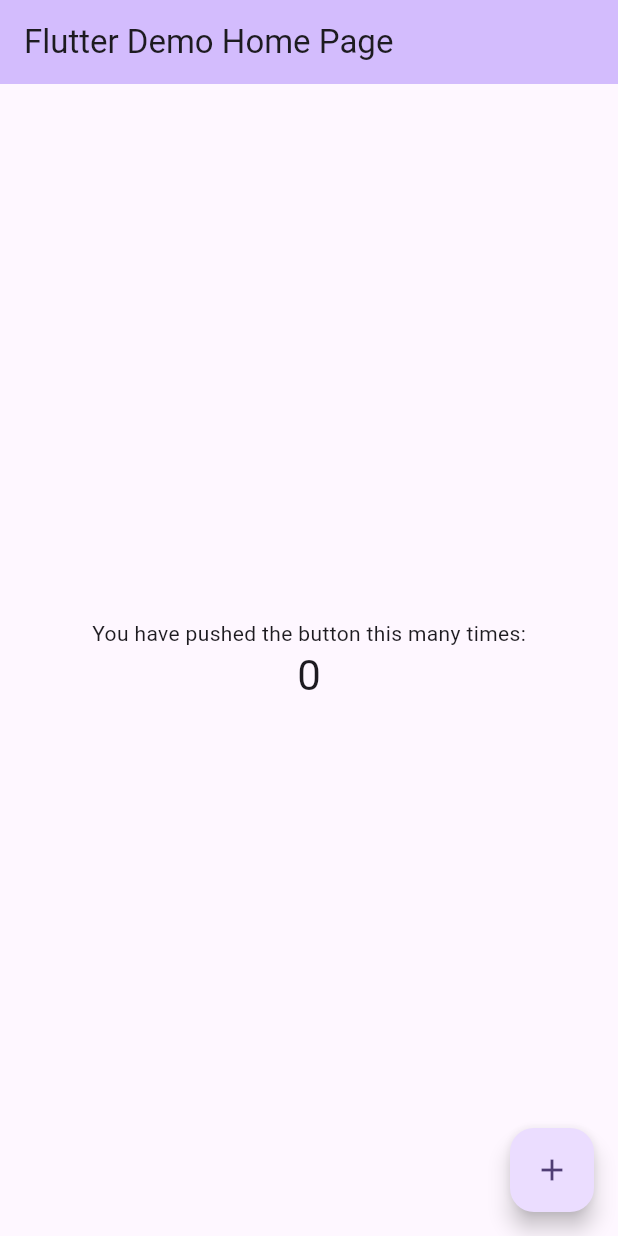
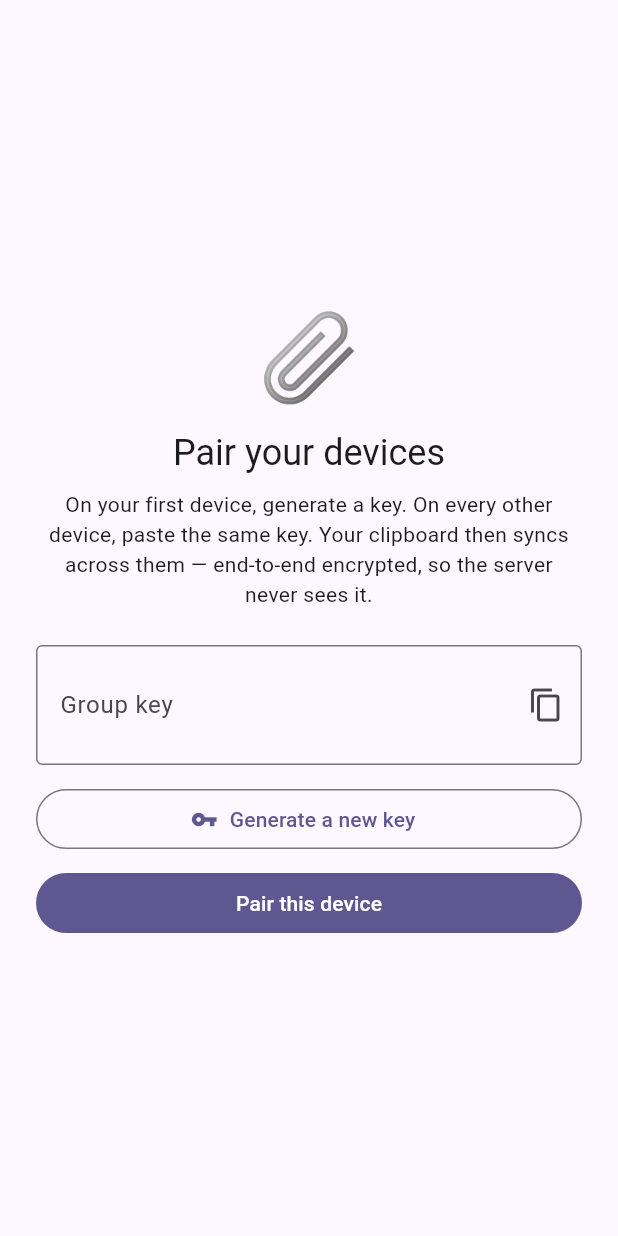
Before and after one commit to alwinpaul1/clippy, a Flutter app: the screen it shows after launch, on a phone screen of 412 x 824 dp. Run offline on Flutter 3.47's test engine with Material 3 defaults, Android fonts, the phone set to English and light mode, and no system bars; our stand-ins replace flutter_secure_storage, shared_preferences; missing offline and left inert: clipboard_watcher, cryptography.

Commit message:
feat(app): wire UI to the live relay (pairing, sync, history) + drop Firebase
Removed firebase_core/auth/firestore + google_sign_in (unused after the Railway
pivot). Added flutter_secure_storage (Keychain/Keystore master key) and
clipboard_watcher (desktop auto-capture). New ClipController orchestrates
PairingKey -> content keys + room token -> WebSocketClipStore(live relay) ->
SyncEngine + HistoryStore. Pairing screen (generate/enter key), home screen
(synced history, tap-to-copy, manual add, add-device). macOS network.client
entitlement so the sandboxed app can reach the relay. 60 tests + analyze green.

Co-Authored-By: Claude Fable 5 <noreply@anthropic.com>
Claude-Session: https://claude.ai/code/session_01MW5kDvfMi4wvQBPs7vRwXN

```diff
--- /dev/null
+++ b/lib/app/clip_controller.dart
@@ -0,0 +1,116 @@
+import 'dart:async';
+import 'dart:convert';
+
+import 'package:clipboard_watcher/clipboard_watcher.dart';
+import 'package:flutter/foundation.dart';
+import 'package:flutter/services.dart';
+
+import '../core/backend/websocket_clip_store.dart';
+import '../core/history/history_item.dart';
+import '../core/history/history_store.dart';
+import '../core/models/clip_event.dart';
+import '../core/pairing/pairing_key.dart';
+import '../core/state/prefs_state_store.dart';
+import '../core/sync/sync_action.dart';
+import '../core/sync/sync_engine.dart';
+import '../platform/flutter_clipboard_writer.dart';
+import 'relay_config.dart';
+
+/// Orchestrates the whole client: pairing key → content keys + room token →
+/// relay connection → SyncEngine (apply-latest) + HistoryStore (browsable list).
+/// On desktop it auto-captures system-clipboard changes; everywhere it applies
+/// incoming clips and exposes the synced history.
+class ClipController extends ChangeNotifier with ClipboardListener {
+  final String deviceId;
+  ClipController({required this.deviceId});
+
+  static const _writer = FlutterClipboardWriter();
+
+  SyncEngine? _engine;
+  HistoryStore? _historyStore;
+  WebSocketClipStore? _store;
+  StreamSubscription? _historySub;
+  StreamSubscription? _incomingSub;
+  bool _watching = false;
+
+  List<HistoryItem> history = const [];
+  bool ready = false;
+
+  bool get isDesktop =>
+      defaultTargetPlatform == TargetPlatform.macOS ||
+      defaultTargetPlatform == TargetPlatform.windows ||
+      defaultTargetPlatform == TargetPlatform.linux;
+
+  Future<void> start(PairingKey pairing) async {
+    final crypto = await pairing.cryptoBox();
+    final roomToken = await pairing.roomToken();
+    final state = await PrefsStateStore.create();
+
+    _engine = SyncEngine(
+      crypto: crypto,
+      state: state,
+      selfDeviceId: deviceId,
+      clock: DateTime.now,
+    );
+    _historyStore = HistoryStore(crypto: crypto, writer: _writer);
+    _store = WebSocketClipStore.connect(Uri.parse(relayUrl), roomToken);
+
+    _historySub = _store!.history.listen((clips) async {
+      history = await _historyStore!.project(clips);
+      notifyListeners();
+    });
+    _incomingSub = _store!.incoming.listen((clip) async {
+      final actions = await _engine!.onRemoteSnapshot(clip);
+      for (final a in actions) {
+        if (a is ApplyToClipboard) await _writer.setText(a.text);
+        // OfferRestore is intentionally not auto-applied.
+      }
+    });
+
+    if (isDesktop) {
+      clipboardWatcher.addListener(this);
+      await clipboardWatcher.start();
+      _watching = true;
+    }
+
+    ready = true;
+    notifyListeners();
+  }
+
+  @override
+  void onClipboardChanged() async {
+    final data = await Clipboard.getData(Clipboard.kTextPlain);
+    final text = data?.text;
+    if (text != null && text.isNotEmpty) await _pushLocal(text);
+  }
+
+  /// Manual capture (phones without background capture, or any device).
+  Future<void> addManual(String text) => _pushLocal(text);
+
+  Future<void> _pushLocal(String text) async {
+    final engine = _engine;
+    final store = _store;
+    if (engine == null || store == null) return;
+    final actions = await engine.onLocalClip(
+      ClipEvent(text: text, byteSize: utf8.encode(text).length),
+    );
+    for (final a in actions) {
+      if (a is UploadClip) await store.append(a.clip);
+    }
+  }
+
+  Future<void> applyItem(HistoryItem item) async =>
+      _historyStore?.applyItem(item);
+
+  @override
+  void dispose() {
+    if (_watching) {
+      clipboardWatcher.removeListener(this);
+      clipboardWatcher.stop();
+    }
+    _historySub?.cancel();
+    _incomingSub?.cancel();
+    _store?.close();
+    super.dispose();
+  }
+}
--- /dev/null
+++ b/lib/app/pairing_page.dart
@@ -0,0 +1,118 @@
+import 'package:flutter/material.dart';
+import 'package:flutter/services.dart';
+
+import '../core/pairing/pairing_key.dart';
+
+/// First-run pairing. One device creates a group key; other devices join by
+/// entering the same key. The key never touches the relay — it only groups your
+/// devices and encrypts your clips.
+class PairingPage extends StatefulWidget {
+  final Future<void> Function(PairingKey) onPaired;
+  const PairingPage({super.key, required this.onPaired});
+
+  @override
+  State<PairingPage> createState() => _PairingPageState();
+}
+
+class _PairingPageState extends State<PairingPage> {
+  final _controller = TextEditingController();
+  bool _busy = false;
+
+  void _generate() {
+    setState(() => _controller.text = PairingKey.generate().toQrPayload());
+  }
+
+  Future<void> _pair() async {
+    final text = _controller.text.trim();
+    PairingKey key;
+    try {
+      key = PairingKey.fromQrPayload(text);
+    } catch (_) {
+      ScaffoldMessenger.of(context).showSnackBar(
+        const SnackBar(content: Text('That does not look like a valid key.')),
+      );
+      return;
+    }
+    setState(() => _busy = true);
+    await widget.onPaired(key);
+  }
+
+  @override
+  Widget build(BuildContext context) {
+    final scheme = Theme.of(context).colorScheme;
+    return Scaffold(
+      body: Center(
+        child: ConstrainedBox(
+          constraints: const BoxConstraints(maxWidth: 460),
+          child: Padding(
+            padding: const EdgeInsets.all(24),
+            child: Column(
+              mainAxisSize: MainAxisSize.min,
+              crossAxisAlignment: CrossAxisAlignment.stretch,
+              children: [
+                Text('📎', style: TextStyle(fontSize: 56, color: scheme.primary),
+                    textAlign: TextAlign.center),
+                const SizedBox(height: 8),
+                Text('Pair your devices',
+                    style: Theme.of(context).textTheme.headlineSmall,
+                    textAlign: TextAlign.center),
+                const SizedBox(height: 8),
+                const Text(
+                  'On your first device, generate a key. On every other device, '
+                  'paste the same key. Your clipboard then syncs across them — '
+                  'end-to-end encrypted, so the server never sees it.',
+                  textAlign: TextAlign.center,
+                ),
+                const SizedBox(height: 24),
+                TextField(
+                  controller: _controller,
+                  minLines: 2,
+                  maxLines: 3,
+                  decoration: InputDecoration(
+                    border: const OutlineInputBorder(),
+                    labelText: 'Group key',
+                    suffixIcon: IconButton(
+                      tooltip: 'Copy',
+                      icon: const Icon(Icons.copy),
+                      onPressed: _controller.text.isEmpty
+                          ? null
+                          : () {
+                              Clipboard.setData(
+                                  ClipboardData(text: _controller.text));
+                              ScaffoldMessenger.of(context).showSnackBar(
+                                const SnackBar(content: Text('Key copied')),
+                              );
+                            },
+                    ),
+                  ),
+                ),
+                const SizedBox(height: 12),
+                OutlinedButton.icon(
+                  onPressed: _busy ? null : _generate,
+                  icon: const Icon(Icons.vpn_key),
+                  label: const Text('Generate a new key'),
+                ),
+                const SizedBox(height: 8),
+                FilledButton(
+                  onPressed: _busy ? null : _pair,
+                  child: _busy
+                      ? const SizedBox(
+                          height: 18,
+                          width: 18,
+                          child: CircularProgressIndicator(strokeWidth: 2))
+                      : const Text('Pair this device'),
+                ),
+              ],
+            ),
+          ),
+        ),
+      ),
+    );
+  }
+
+  @override
+  void dispose() {
+    _controller.dispose();
+    super.dispose();
+  }
+}
--- /dev/null
+++ b/lib/app/relay_config.dart
@@ -0,0 +1,6 @@
+/// The deployed Clippy relay (Railway). Override at build time with
+/// --dart-define=CLIPPY_RELAY_URL=wss://... for local/self-hosted relays.
+const String relayUrl = String.fromEnvironment(
+  'CLIPPY_RELAY_URL',
+  defaultValue: 'wss://clippy-relay-production.up.railway.app',
+);
--- a/lib/main.dart
+++ b/lib/main.dart
@@ -1,122 +1,111 @@
+import 'dart:math';
+
 import 'package:flutter/material.dart';
+import 'package:shared_preferences/shared_preferences.dart';
 
-void main() {
-  runApp(const MyApp());
+import 'app/clip_controller.dart';
+import 'app/home_page.dart';
+import 'app/pairing_page.dart';
+import 'core/pairing/pairing_key.dart';
+import 'platform/secure_key_store.dart';
+
+Future<void> main() async {
+  WidgetsFlutterBinding.ensureInitialized();
+  runApp(const ClippyApp());
 }
 
-class MyApp extends StatelessWidget {
-  const MyApp({super.key});
+class ClippyApp extends StatelessWidget {
+  const ClippyApp({super.key});
 
-  // This widget is the root of your application.
   @override
   Widget build(BuildContext context) {
     return MaterialApp(
-      title: 'Flutter Demo',
+      title: 'Clippy',
+      debugShowCheckedModeBanner: false,
       theme: ThemeData(
-        // This is the theme of your application.
-        //
-        // TRY THIS: Try running your application with "flutter run". You'll see
-        // the application has a purple toolbar. Then, without quitting the app,
-        // try changing the seedColor in the colorScheme below to Colors.green
-        // and then invoke "hot reload" (save your changes or press the "hot
-        // reload" button in a Flutter-supported IDE, or press "r" if you used
-        // the command line to start the app).
-        //
-        // Notice that the counter didn't reset back to zero; the application
-        // state is not lost during the reload. To reset the state, use hot
-        // restart instead.
-        //
-        // This works for code too, not just values: Most code changes can be
-        // tested with just a hot reload.
-        colorScheme: .fromSeed(seedColor: Colors.deepPurple),
+        useMaterial3: true,
+        colorSchemeSeed: const Color(0xFF6C4DF6),
       ),
-      home: const MyHomePage(title: 'Flutter Demo Home Page'),
+      home: const ClippyRoot(),
     );
   }
 }
 
-class MyHomePage extends StatefulWidget {
-  const MyHomePage({super.key, required this.title});
-
-  // This widget is the home page of your application. It is stateful, meaning
-  // that it has a State object (defined below) that contains fields that affect
-  // how it looks.
-
-  // This class is the configuration for the state. It holds the values (in this
-  // case the title) provided by the parent (in this case the App widget) and
-  // used by the build method of the State. Fields in a Widget subclass are
-  // always marked "final".
-
-  final String title;
+class ClippyRoot extends StatefulWidget {
+  const ClippyRoot({super.key});
 
   @override
-  State<MyHomePage> createState() => _MyHomePageState();
+  State<ClippyRoot> createState() => _ClippyRootState();
 }
 
-class _MyHomePageState extends State<MyHomePage> {
-  int _counter = 0;
+class _ClippyRootState extends State<ClippyRoot> {
+  final _keyStore = const SecureKeyStore();
+  ClipController? _controller;
+  PairingKey? _pairing;
+  bool _loading = true;
 
-  void _incrementCounter() {
+  @override
+  void initState() {
+    super.initState();
+    _bootstrap();
+  }
+
+  Future<String> _deviceId() async {
+    final prefs = await SharedPreferences.getInstance();
+    var id = prefs.getString('clippy.deviceId');
+    if (id == null) {
+      final rnd = Random.secure();
+      id = 'dev-${List.generate(6, (_) => rnd.nextInt(36).toRadixString(36)).join()}';
+      await prefs.setString('clippy.deviceId', id);
+    }
+    return id;
+  }
+
+  Future<void> _bootstrap() async {
+    final key = await _keyStore.load();
+    if (key != null) {
+      await _startWith(key);
+    }
+    if (mounted) setState(() => _loading = false);
+  }
+
+  Future<void> _startWith(PairingKey key) async {
+    final controller = ClipController(deviceId: await _deviceId());
+    await controller.start(key);
+    _controller = controller;
+    _pairing = key;
+  }
+
+  Future<void> _onPaired(PairingKey key) async {
+    await _keyStore.save(key);
+    await _startWith(key);
+    if (mounted) setState(() {});
+  }
+
+  Future<void> _onUnpair() async {
+    await _keyStore.clear();
+    _controller?.dispose();
     setState(() {
-      // This call to setState tells the Flutter framework that something has
-      // changed in this State, which causes it to rerun the build method below
-      // so that the display can reflect the updated values. If we changed
-      // _counter without calling setState(), then the build method would not be
-      // called again, and so nothing would appear to happen.
-      _counter++;
+      _controller = null;
+      _pairing = null;
     });
   }
 
   @override
   Widget build(BuildContext context) {
-    // This method is rerun every time setState is called, for instance as done
-    // by the _incrementCounter method above.
-    //
-    // The Flutter framework has been optimized to make rerunning build methods
-    // fast, so that you can just rebuild anything that needs updating rather
-    // than having to individually change instances of widgets.
-    return Scaffold(
-      appBar: AppBar(
-        // TRY THIS: Try changing the color here to a specific color (to
-        // Colors.amber, perhaps?) and trigger a hot reload to see the AppBar
-        // change color while the other colors stay the same.
-        backgroundColor: Theme.of(context).colorScheme.inversePrimary,
-        // Here we take the value from the MyHomePage object that was created by
-        // the App.build method, and use it to set our appbar title.
-        title: Text(widget.title),
-      ),
-      body: Center(
-        // Center is a layout widget. It takes a single child and positions it
-        // in the middle of the parent.
-        child: Column(
-          // Column is also a layout widget. It takes a list of children and
-          // arranges them vertically. By default, it sizes itself to fit its
-          // children horizontally, and tries to be as tall as its parent.
-          //
-          // Column has various properties to control how it sizes itself and
-          // how it positions its children. Here we use mainAxisAlignment to
-          // center the children vertically; the main axis here is the vertical
-          // axis because Columns are vertical (the cross axis would be
-          // horizontal).
-          //
-          // TRY THIS: Invoke "debug painting" (choose the "Toggle Debug Paint"
-          // action in the IDE, or press "p" in the console), to see the
-          // wireframe for each widget.
-          mainAxisAlignment: .center,
-          children: [
-            const Text('You have pushed the button this many times:'),
-            Text(
-              '$_counter',
-              style: Theme.of(context).textTheme.headlineMedium,
-            ),
-          ],
-        ),
-      ),
-      floatingActionButton: FloatingActionButton(
-        onPressed: _incrementCounter,
-        tooltip: 'Increment',
-        child: const Icon(Icons.add),
-      ),
+    if (_loading) {
+      return const Scaffold(
+        body: Center(child: CircularProgressIndicator()),
+      );
+    }
+    final controller = _controller;
+    if (controller == null) {
+      return PairingPage(onPaired: _onPaired);
+    }
+    return HomePage(
+      controller: controller,
+      pairing: _pairing!,
+      onUnpair: _onUnpair,
     );
   }
 }
--- /dev/null
+++ b/lib/platform/secure_key_store.dart
@@ -0,0 +1,25 @@
+import 'dart:convert';
+
+import 'package:flutter_secure_storage/flutter_secure_storage.dart';
+
+import '../core/pairing/pairing_key.dart';
+
+/// Persists the paired master key in the OS secure keystore
+/// (macOS Keychain / Android Keystore), never in plain preferences.
+class SecureKeyStore {
+  static const _key = 'clippy.masterKey.v1';
+  final FlutterSecureStorage _storage;
+
+  const SecureKeyStore([this._storage = const FlutterSecureStorage()]);
+
+  Future<PairingKey?> load() async {
+    final b64 = await _storage.read(key: _key);
+    if (b64 == null) return null;
+    return PairingKey.fromQrPayload(b64);
+  }
+
+  Future<void> save(PairingKey key) =>
+      _storage.write(key: _key, value: base64.encode(key.masterKey));
+
+  Future<void> clear() => _storage.delete(key: _key);
+}
--- a/pubspec.yaml
+++ b/pubspec.yaml
@@ -37,11 +37,9 @@ dependencies:
   meta: ^1.18.0
   cryptography: ^2.9.0
   shared_preferences: ^2.5.5
-  firebase_core: ^4.11.0
-  firebase_auth: ^6.5.4
-  cloud_firestore: ^6.6.0
-  google_sign_in: ^7.2.0
   web_socket_channel: ^3.0.3
+  flutter_secure_storage: ^10.3.1
+  clipboard_watcher: ^0.3.0
 
 dev_dependencies:
   flutter_test:
```
Also changed, not shown: lib/app/home_page.dart (added, +202 -0 lines), pubspec.lock, 6 other files.
